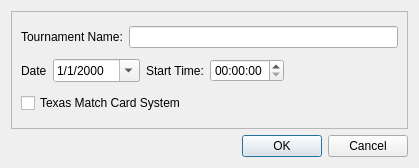
Old version of the form BracketMaster/dialogs/TournamentInfoDialog.ui in the repository gcdean/TournamentMaster.
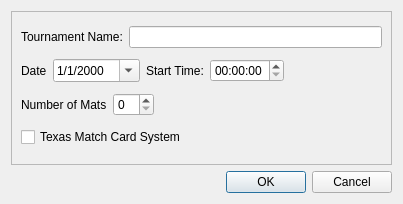
New version of the form.

Commit message: Number of mats for a tournament is now initialized to 2. Added UI to set the number of mats in a tournament. Number of mats for a tournament are now saved and read.

The edit to the form file:
```diff
--- a/BracketMaster/dialogs/TournamentInfoDialog.ui
+++ b/BracketMaster/dialogs/TournamentInfoDialog.ui
@@ -6,8 +6,8 @@
    <rect>
     <x>0</x>
     <y>0</y>
-    <width>419</width>
-    <height>168</height>
+    <width>403</width>
+    <height>204</height>
    </rect>
   </property>
   <property name="windowTitle">
@@ -98,6 +98,33 @@
         </item>
        </layout>
       </item>
+      <item>
+       <layout class="QHBoxLayout" name="horizontalLayout_3">
+        <item>
+         <widget class="QLabel" name="label_4">
+          <property name="text">
+           <string>Number of Mats</string>
+          </property>
+         </widget>
+        </item>
+        <item>
+         <widget class="QSpinBox" name="numMats"/>
+        </item>
+        <item>
+         <spacer name="horizontalSpacer_2">
+          <property name="orientation">
+           <enum>Qt::Horizontal</enum>
+          </property>
+          <property name="sizeHint" stdset="0">
+           <size>
+            <width>40</width>
+            <height>20</height>
+           </size>
+          </property>
+         </spacer>
+        </item>
+       </layout>
+      </item>
       <item>
        <widget class="QCheckBox" name="useTexasMatchCards">
         <property name="text">
```
The commit also changes 5 other files.
